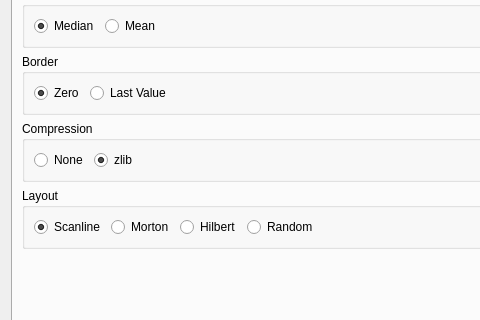
The window that ImageVis3D/UI/UI/SettingsDlg.ui (SCIInstitute/ImageVis3D) describes before a commit, drawn with Qt 5; both pictures show x 0 to 480 and y 142 to 462 of the 669 by 550 pixel window.
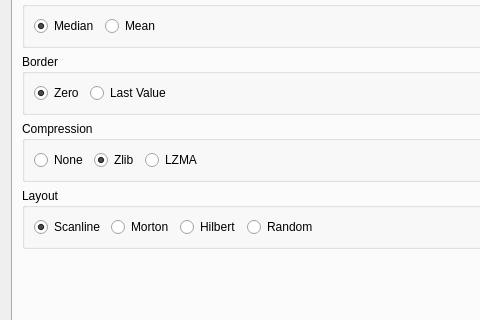
The same window after the commit. The open tabs and pages were chosen to show the change.

Commit message: added LZMA compression to all user interfaces and compression level to cmd line tools only made compression flag for cmd tools consistent, is now p (comPression) and v to adjust the compressionleVel

```diff
--- a/ImageVis3D/UI/UI/SettingsDlg.ui
+++ b/ImageVis3D/UI/UI/SettingsDlg.ui
@@ -549,13 +549,20 @@
           <item>
            <widget class="QRadioButton" name="radioButton_zlibCompression">
             <property name="text">
-             <string>zlib</string>
+             <string>Zlib</string>
             </property>
             <property name="checked">
              <bool>true</bool>
             </property>
            </widget>
           </item>
+          <item>
+           <widget class="QRadioButton" name="radioButton_lzmaCompression">
+            <property name="text">
+             <string>LZMA</string>
+            </property>
+           </widget>
+          </item>
           <item>
            <spacer name="horizontalSpacer_4">
             <property name="orientation">
```
The commit also changes 5 other files.
